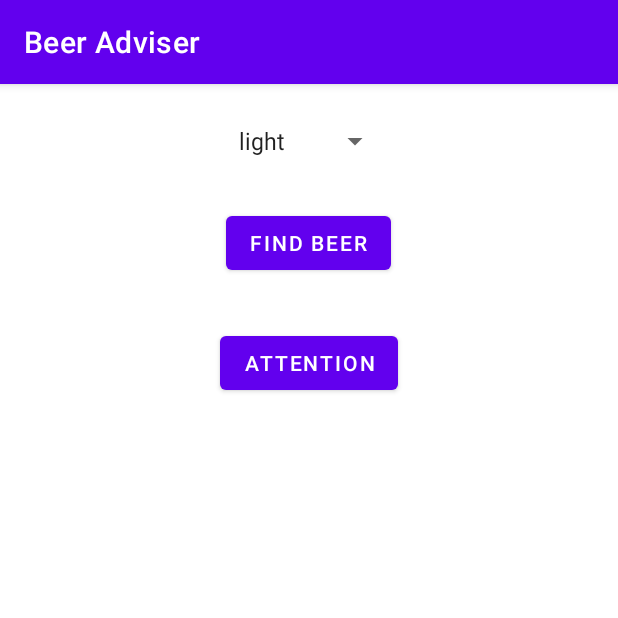
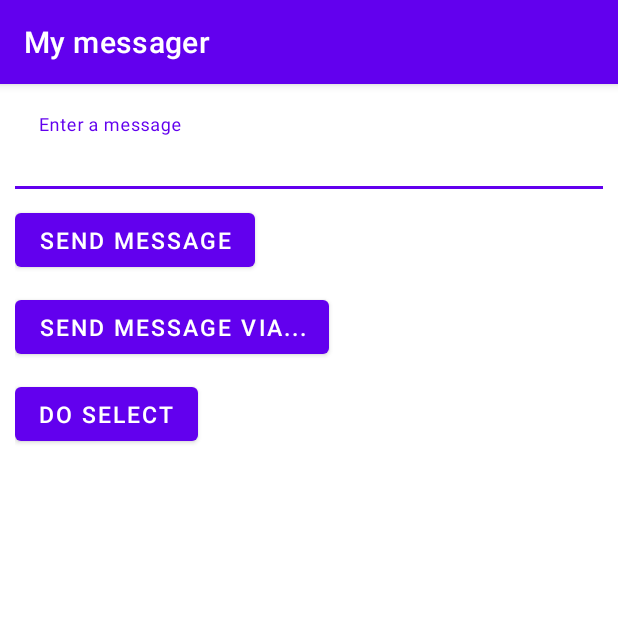
Before and after one commit to VAShapovalova/AppForMobDev, an Android app: the screen it shows after launch (MainActivity before the commit, CreateMessageActivity after it), on a phone screen of 412 x 824 dp, the top half of it. Run offline under Robolectric (Android 15) with nearby library versions, the phone set to English and light mode, and no system bars.

Commit message:
Add 3 lab

```diff
--- a/app/src/main/java/com/example/appformobdev/BeerAdviserActivity.kt
+++ /dev/null
@@ -1,43 +0,0 @@
-package com.example.appformobdev
-
-import android.os.Bundle
-import android.view.View
-import android.widget.Button
-import android.widget.Spinner
-import android.widget.TextView
-import androidx.appcompat.app.AppCompatActivity
-import com.example.appformobdev.R
-
-class MainActivity : AppCompatActivity() {
-    override fun onCreate(savedInstanceState: Bundle?) {
-        super.onCreate(savedInstanceState)
-        setContentView(R.layout.activity_beer_adviser)
-
-        val spinner = findViewById<Spinner>(R.id.beer_option)
-        val findButton = findViewById<Button>(R.id.find_beer)
-        val text = findViewById<TextView>(R.id.beer_names)
-
-        val beerColors = resources.getStringArray(R.array.beer_colors);
-        val beerList = mapOf(
-            beerColors[0] to resources.getStringArray(R.array.light_beer),
-                    beerColors[1] to resources.getStringArray(R.array.amber_beer),
-                    beerColors[2] to resources.getStringArray(R.array.brown_beer),
-                    beerColors[3] to resources.getStringArray(R.array.dark_beer)
-
-        )
-
-        findButton.setOnClickListener {
-            val beerType = spinner.selectedItem.toString()
-            val beerNames = beerList[beerType]
-
-            text.text = beerNames?.joinToString("\n")
-        }
-    }
-
-
-    fun onClickAttention(v: View) {
-        val text = findViewById<TextView>(R.id.beer_names)
-
-        text.text = resources.getText(R.string.attention_text)
-    }
-}
--- /dev/null
+++ b/app/src/main/java/com/example/appformobdev/CreateMessageActivity.kt
@@ -0,0 +1,57 @@
+package com.example.appformobdev
+
+import android.app.Activity
+import android.content.Intent
+import android.os.Bundle
+import android.widget.Button
+import androidx.activity.result.contract.ActivityResultContracts
+import androidx.appcompat.app.AppCompatActivity
+import com.google.android.material.textfield.TextInputLayout
+
+class CreateMessageActivity : AppCompatActivity() {
+    override fun onCreate(savedInstanceState: Bundle?) {
+        super.onCreate(savedInstanceState)
+        setContentView(R.layout.activity_create_message)
+
+        val textMessage = findViewById<TextInputLayout>(R.id.main_message)
+        val sendMessage = findViewById<Button>(R.id.main_send)
+        val sendMessageVia = findViewById<Button>(R.id.main_send_via)
+        val selectMessage = findViewById<Button>(R.id.main_select)
+
+        sendMessage.setOnClickListener {
+            val messageActivity = Intent(it.context, ReceiveMessageActivity::class.java).also { intent ->
+                val text = textMessage.editText?.text.toString()
+
+                intent.putExtra("message", text)
+            }
+
+            startActivity(messageActivity)
+        }
+
+        sendMessageVia.setOnClickListener {
+            val intent = Intent(Intent.ACTION_SEND).also { intent ->
+                val text = textMessage.editText?.text.toString()
+
+                intent.type = "text/html"
+                intent.putExtra(Intent.EXTRA_TEXT, text)
+            }
+
+            startActivity(intent)
+        }
+
+        val resultLauncher =
+            registerForActivityResult(ActivityResultContracts.StartActivityForResult()) { result ->
+                if (result.resultCode == Activity.RESULT_OK) {
+                    val data = result.data
+
+                    textMessage.editText?.setText(data?.getStringExtra("text"))
+                }
+            }
+
+        selectMessage.setOnClickListener {
+            val selectActivity = Intent(it.context, SelectMessageActivity::class.java)
+
+            resultLauncher.launch(selectActivity)
+        }
+    }
+}
--- a/app/src/main/res/layout/activity_beer_adviser.xml
+++ /dev/null
@@ -1,41 +0,0 @@
-<?xml version="1.0" encoding="utf-8"?>
-<LinearLayout xmlns:android="http://schemas.android.com/apk/res/android"
-    xmlns:app="http://schemas.android.com/apk/res-auto"
-    xmlns:tools="http://schemas.android.com/tools"
-    android:layout_width="match_parent"
-    android:layout_height="match_parent"
-    android:gravity="center_horizontal"
-    android:orientation="vertical"
-    android:padding="10sp">
-
-    <Spinner
-        android:id="@+id/beer_option"
-        android:layout_width="wrap_content"
-        android:layout_height="wrap_content"
-        android:layout_gravity="center" android:layout_margin="16dp"
-        android:entries="@array/beer_colors" />
-
-    <Button
-        android:id="@+id/find_beer"
-        android:layout_width="wrap_content"
-        android:layout_height="wrap_content"
-        android:layout_gravity="center" android:layout_margin="16dp"
-        android:text="@string/beer_button"
-        />
-
-    <Button
-        android:layout_width="wrap_content"
-        android:layout_height="wrap_content"
-        android:layout_gravity="center" android:layout_margin="16dp"
-        android:onClick="onClickAttention"
-        android:text="@string/attention_button"
-         />
-
-    <TextView
-        android:id="@+id/beer_names"
-        android:layout_width="wrap_content"
-        android:layout_height="wrap_content"
-        android:layout_gravity="center" android:layout_margin="16dp"
-        android:textAlignment="center"
-        />
-</LinearLayout>
--- /dev/null
+++ b/app/src/main/res/layout/activity_create_message.xml
@@ -0,0 +1,50 @@
+<?xml version="1.0" encoding="utf-8"?>
+<LinearLayout xmlns:android="http://schemas.android.com/apk/res/android"
+    xmlns:app="http://schemas.android.com/apk/res-auto"
+    xmlns:tools="http://schemas.android.com/tools"
+    android:layout_width="match_parent"
+    android:layout_height="match_parent"
+    android:gravity="start"
+    android:orientation="vertical"
+    android:padding="10sp"
+    tools:context=".CreateMessageActivity">
+
+
+    <com.google.android.material.textfield.TextInputLayout
+        android:id="@+id/main_message"
+        android:layout_width="match_parent"
+        android:layout_height="60sp"
+        android:hint="@string/enter_message">
+
+        <com.google.android.material.textfield.TextInputEditText
+            android:layout_width="match_parent"
+            android:layout_height="wrap_content"
+            android:background="@android:color/transparent"
+            android:inputType="text"
+            android:textSize="20sp" />
+    </com.google.android.material.textfield.TextInputLayout>
+
+    <Button
+        android:id="@+id/main_send"
+        android:layout_width="wrap_content"
+        android:layout_height="wrap_content"
+        android:layout_marginTop="10sp"
+        android:text="@string/send_message_button"
+        android:textSize="15sp" />
+
+    <Button
+        android:id="@+id/main_send_via"
+        android:layout_width="wrap_content"
+        android:layout_height="wrap_content"
+        android:layout_marginTop="10sp"
+        android:text="@string/send_message_via_button"
+        android:textSize="15sp" />
+
+    <Button
+        android:id="@+id/main_select"
+        android:layout_width="wrap_content"
+        android:layout_height="wrap_content"
+        android:layout_marginTop="10sp"
+        android:text="@string/select_message_button"
+        android:textSize="15sp" />
+</LinearLayout>
--- a/app/src/main/res/values/strings.xml
+++ b/app/src/main/res/values/strings.xml
@@ -1,35 +1,11 @@
 <?xml version="1.0" encoding="utf-8"?>
 <resources>
-    <string name="app_name">Beer Adviser</string>
-    <string-array name="beer_colors">
-        <item>light</item>
-        <item>amber</item>
-        <item>brown</item>
-        <item>dark</item>
-    </string-array>
-    <string-array name="light_beer">
-        <item>Nite Lite Craft Lite Beer</item>
-        <item>Inedit Damm Light Beer</item>
-        <item>Bud Light</item>
-    </string-array>
-    <string-array name="amber_beer">
-        <item>Fat Tire Amber Ale</item>
-        <item>Tröegs Nugget Nectar</item>
-        <item>Hop Head Red</item>
-    </string-array>
-    <string-array name="brown_beer">
-        <item>Sweetwater Georgia Brown</item>
-        <item>Durty Mud Season Hoppy Brown Ale from Smuttynose</item>
-        <item>Brooklyn Brown Ale</item>
-    </string-array>
-    <string-array name="dark_beer">
-        <item>Glamorgan Brewing</item>
-        <item>Weal Ales</item>
-        <item>Staffordshire Brewery</item>
-    </string-array>
-    <string name="beer_button">Find beer</string>
-    <string name="attention_button">
-        Attention
-    </string>
-    <string name = "attention_text"> Attention! Excessive beer consumption is harmful to your health! </string>
+    <string name="app_name">My messager</string>
+    <string name="enter_message">Enter a message</string>
+    <string name="send_message_button">Send message</string>
+    <string name="send_message_via_button">Send message via...</string>
+    <string name="select_message_button">Do select</string>
+    <string name="animal_crow">Crow</string>
+    <string name="animal_dog">Dog</string>
+    <string name="animal_cat">Cat</string>
 </resources>
```
Also changed, not shown: app/src/main/AndroidManifest.xml (+9 -3 lines), app/src/main/java/com/example/appformobdev/ReceiveMessageActivity.kt (added, +16 -0 lines), app/src/main/java/com/example/appformobdev/SelectMessageActivity.kt (added, +26 -0 lines), app/src/main/res/layout/activity_receive_message.xml (added, +18 -0 lines), app/src/main/res/layout/activity_select_message.xml (added, +34 -0 lines), 1 other file.
